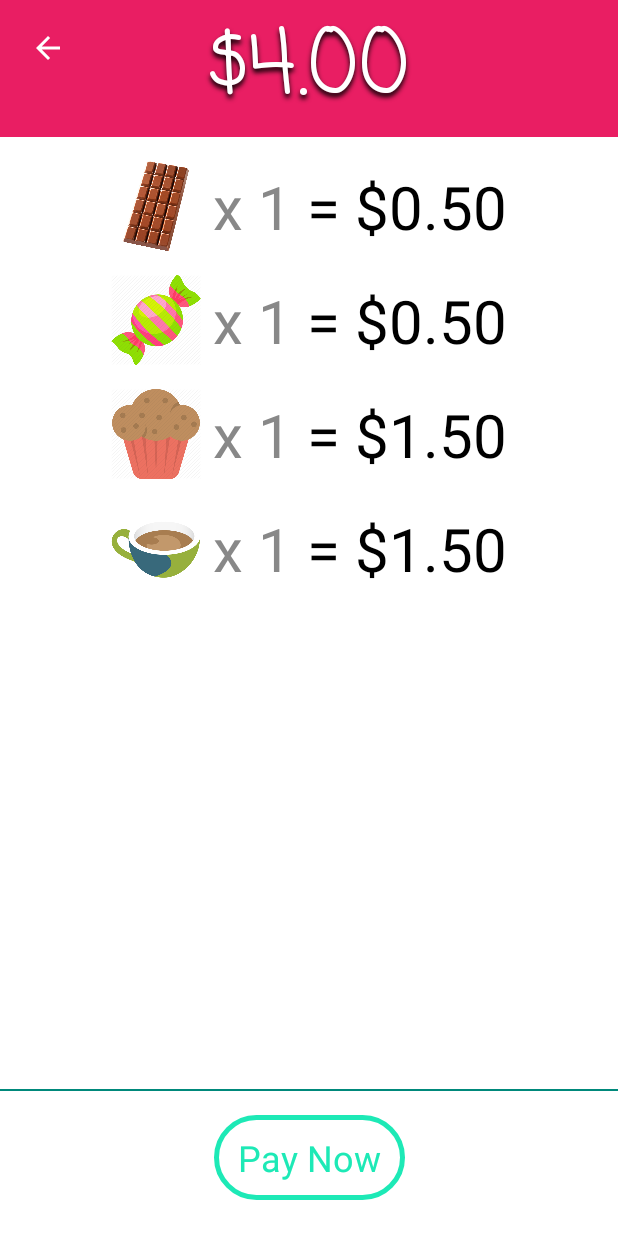
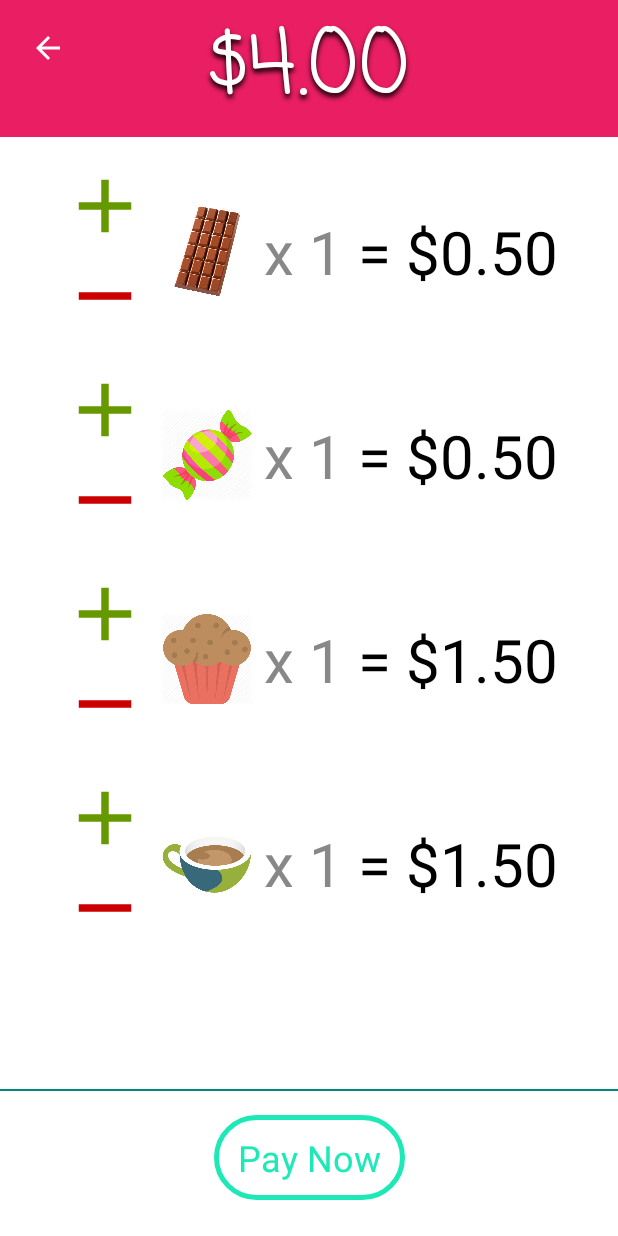
Before and after one commit to CarlAmko/PiggyBank, an Android app: the fragment PayoutFragment shown on its own in the app's theme, on a phone screen of 412 x 824 dp. Run offline under Robolectric (Android 15) with nearby library versions, the light colour scheme and no system bars; our stand-ins replace Dagger/Hilt's generated code, EventBus.

Commit message:
Added increment and decrement items
* UI changes are now event-driven via DataChangeEvent

```diff
--- /dev/null
+++ b/app/src/main/java/me/carlamko/payup/model/DataChangeEvent.kt
@@ -0,0 +1,3 @@
+package me.carlamko.payup.model
+
+object DataChangeEvent
--- a/app/src/main/java/me/carlamko/payup/view/ItemSummaryAdapter.kt
+++ b/app/src/main/java/me/carlamko/payup/view/ItemSummaryAdapter.kt
@@ -8,7 +8,10 @@ import kotlinx.android.synthetic.main.item_summary.view.*
 import me.carlamko.payup.Application.Companion.injector
 import me.carlamko.payup.R
 import me.carlamko.payup.extensions.formatAsMoney
+import me.carlamko.payup.model.DataChangeEvent
 import me.carlamko.payup.model.ItemData
+import org.greenrobot.eventbus.Subscribe
+import org.greenrobot.eventbus.ThreadMode
 
 class ItemSummaryAdapter : RecyclerView.Adapter<ItemSummaryAdapter.ItemSummaryViewHolder>() {
     private val dataItems = injector.itemData()
@@ -22,17 +25,29 @@ class ItemSummaryAdapter : RecyclerView.Adapter<ItemSummaryAdapter.ItemSummaryVi
 
     override fun getItemCount(): Int = dataItems.size
 
-    fun refresh() {
+    @Subscribe(threadMode = ThreadMode.MAIN)
+    fun onDataUpdate(event: DataChangeEvent) {
         notifyDataSetChanged()
     }
 
     class ItemSummaryViewHolder(itemView: View) : RecyclerView.ViewHolder(itemView) {
+
         fun populate(itemData: ItemData) {
+            val transactionManager = injector.transactionManager()
+
             itemView.iv_item.setImageResource(itemData.iconRes)
 
-            val quantity = injector.transactionManager().getItemQuantity(itemData)
+            val quantity = transactionManager.getItemQuantity(itemData)
             itemView.tv_item_quantity.text = "x $quantity"
             itemView.tv_item_total.text = " = ${(quantity * itemData.price).formatAsMoney()}"
+
+            itemView.iv_item_increment.setOnClickListener {
+                transactionManager.incrementItem(itemData)
+            }
+
+            itemView.iv_item_decrement.setOnClickListener {
+                transactionManager.decrementItem(itemData)
+            }
         }
     }
 }
--- a/app/src/main/java/me/carlamko/payup/view/PayoutFragment.kt
+++ b/app/src/main/java/me/carlamko/payup/view/PayoutFragment.kt
@@ -10,8 +10,11 @@ import kotlinx.android.synthetic.main.frag_payout.*
 import me.carlamko.payup.Application.Companion.injector
 import me.carlamko.payup.R
 import me.carlamko.payup.extensions.formatAsMoney
+import me.carlamko.payup.model.DataChangeEvent
 import me.carlamko.payup.model.UIEvent
 import org.greenrobot.eventbus.EventBus
+import org.greenrobot.eventbus.Subscribe
+import org.greenrobot.eventbus.ThreadMode
 
 class PayoutFragment : Fragment() {
     private val itemSummaryAdapter = ItemSummaryAdapter()
@@ -30,12 +33,10 @@ class PayoutFragment : Fragment() {
         // trigger settle up
         tv_pay.setOnClickListener {
             injector.transactionManager().settleUp()
-            onUpdate()
 
             // allow option to undo
             EventBus.getDefault().post(UIEvent.ShowSnackBar("Paid Out!", actionText = "Undo?", action = {
                 injector.transactionManager().undo()
-                onUpdate()
             }))
         }
 
@@ -43,9 +44,20 @@ class PayoutFragment : Fragment() {
         rv_item_summary.adapter = itemSummaryAdapter
     }
 
-    private fun onUpdate() {
-        itemSummaryAdapter.refresh()
+    @Subscribe(threadMode = ThreadMode.MAIN)
+    fun onDataChangeEvent(event: DataChangeEvent) {
         tv_total.text = injector.transactionManager().getBalance().formatAsMoney()
     }
 
+    override fun onStart() {
+        super.onStart()
+        EventBus.getDefault().register(this)
+        EventBus.getDefault().register(itemSummaryAdapter)
+    }
+
+    override fun onStop() {
+        super.onStop()
+        EventBus.getDefault().unregister(this)
+        EventBus.getDefault().unregister(itemSummaryAdapter)
+    }
 }
--- /dev/null
+++ b/app/src/main/res/drawable/ic_minus.xml
@@ -0,0 +1,10 @@
+<!-- drawable/minus.xml -->
+<vector xmlns:android="http://schemas.android.com/apk/res/android"
+    android:width="24dp"
+    android:height="24dp"
+    android:viewportWidth="24"
+    android:viewportHeight="24">
+    <path
+        android:fillColor="#FFF"
+        android:pathData="M19,13H5V11H19V13Z" />
+</vector>
--- /dev/null
+++ b/app/src/main/res/drawable/ic_plus.xml
@@ -0,0 +1,10 @@
+<!-- drawable/plus.xml -->
+<vector xmlns:android="http://schemas.android.com/apk/res/android"
+    android:width="24dp"
+    android:height="24dp"
+    android:viewportWidth="24"
+    android:viewportHeight="24">
+    <path
+        android:fillColor="#FFF"
+        android:pathData="M19,13H13V19H11V13H5V11H11V5H13V11H19V13Z" />
+</vector>
--- a/app/src/main/res/layout/item_summary.xml
+++ b/app/src/main/res/layout/item_summary.xml
@@ -8,14 +8,37 @@
     android:paddingBottom="8dp">
 
     <ImageView
+        android:id="@+id/iv_item_increment"
+        android:layout_width="60dp"
+        android:layout_height="60dp"
+        android:layout_marginEnd="8dp"
+        android:src="@drawable/ic_plus"
+        android:tint="@android:color/holo_green_dark"
+        app:layout_constraintBottom_toTopOf="@id/iv_item_decrement"
+        app:layout_constraintEnd_toStartOf="@id/iv_item"
+        app:layout_constraintHorizontal_chainStyle="packed"
+        app:layout_constraintStart_toStartOf="parent"
+        app:layout_constraintTop_toTopOf="@id/iv_item" />
+
+    <ImageView
+        android:id="@+id/iv_item_decrement"
+        android:layout_width="60dp"
+        android:layout_height="60dp"
+        android:layout_marginEnd="8dp"
+        android:src="@drawable/ic_minus"
+        android:tint="@android:color/holo_red_dark"
+        app:layout_constraintBottom_toBottomOf="@id/iv_item"
+        app:layout_constraintEnd_toStartOf="@id/iv_item"
+        app:layout_constraintTop_toBottomOf="@id/iv_item_increment" />
+
+    <ImageView
         android:id="@+id/iv_item"
         android:layout_width="60dp"
         android:layout_height="60dp"
         android:layout_marginEnd="8dp"
         app:layout_constraintBottom_toBottomOf="parent"
         app:layout_constraintEnd_toStartOf="@id/tv_item_quantity"
-        app:layout_constraintHorizontal_chainStyle="packed"
-        app:layout_constraintStart_toStartOf="parent"
+        app:layout_constraintStart_toEndOf="@id/iv_item_increment"
         app:layout_constraintTop_toTopOf="parent"
         tools:src="@drawable/pastry" />
 
```
Also changed, not shown: app/src/main/java/me/carlamko/payup/transaction/TransactionManager.kt (+12 -2 lines).
